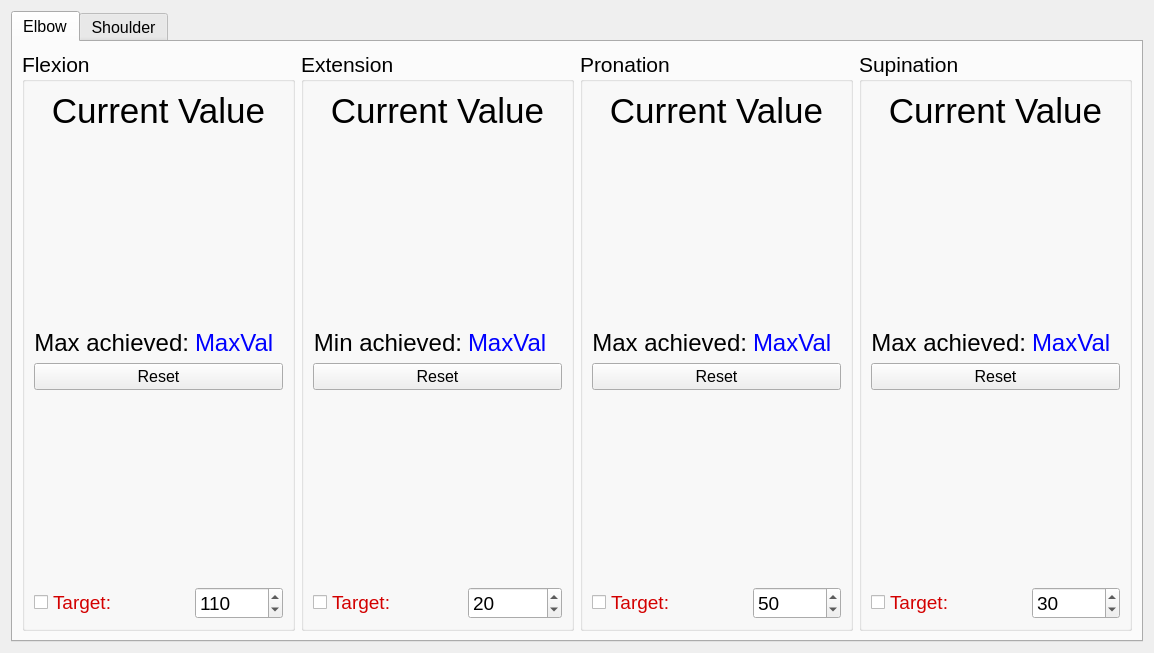
The window that LiveDataView/live_data_widget_2.ui (mmcinnes123/Delsys_GUI_For_Physios) describes before a commit, drawn with Qt 5.
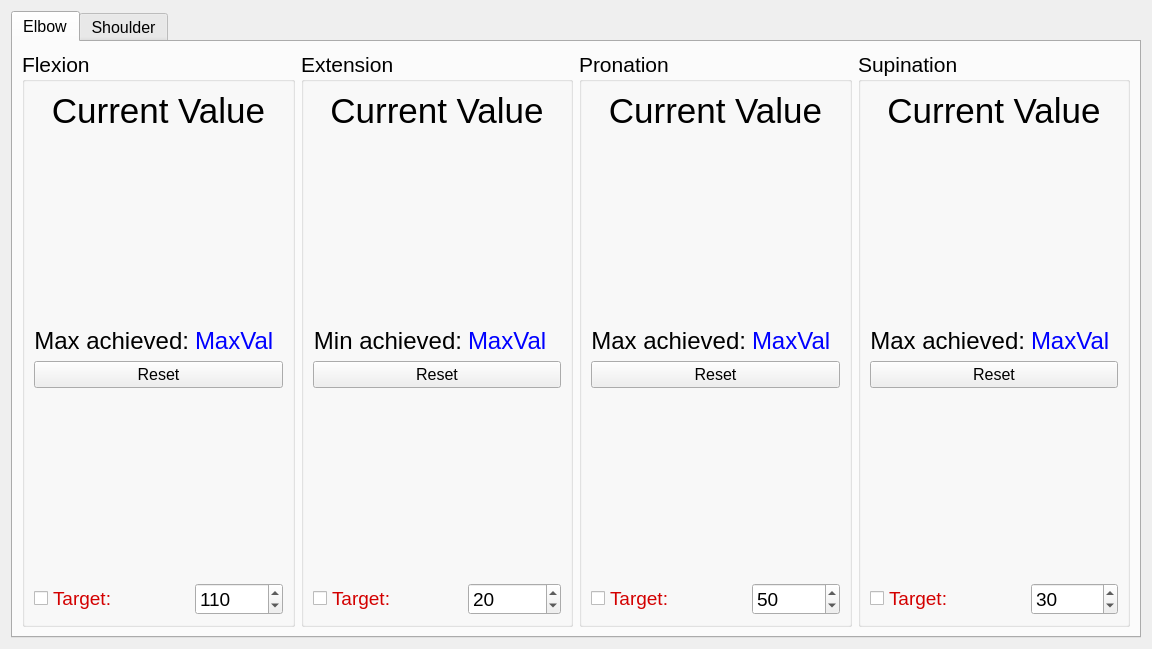
The same window after the commit.

Commit message: Swapped blue/light blue colour between pen and maxline pen.

```diff
--- a/LiveDataView/live_data_widget_2.ui
+++ b/LiveDataView/live_data_widget_2.ui
@@ -6,8 +6,8 @@
    <rect>
     <x>0</x>
     <y>0</y>
-    <width>1154</width>
-    <height>653</height>
+    <width>1152</width>
+    <height>649</height>
    </rect>
   </property>
   <property name="windowTitle">
```
The commit also changes 2 other files.
